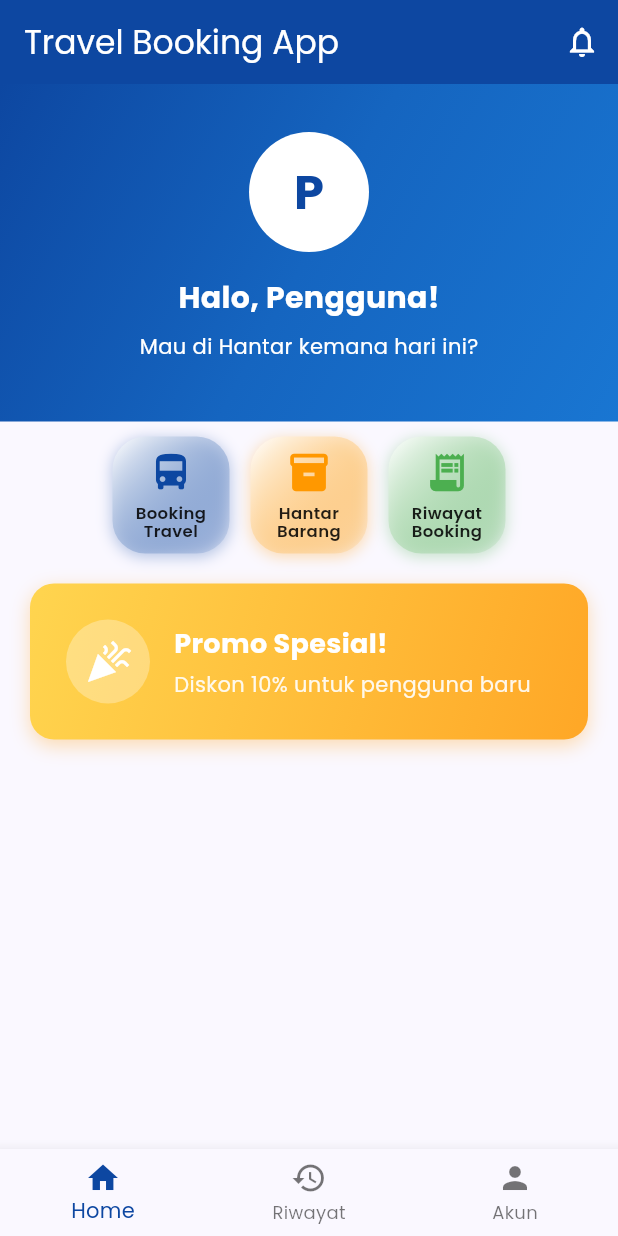
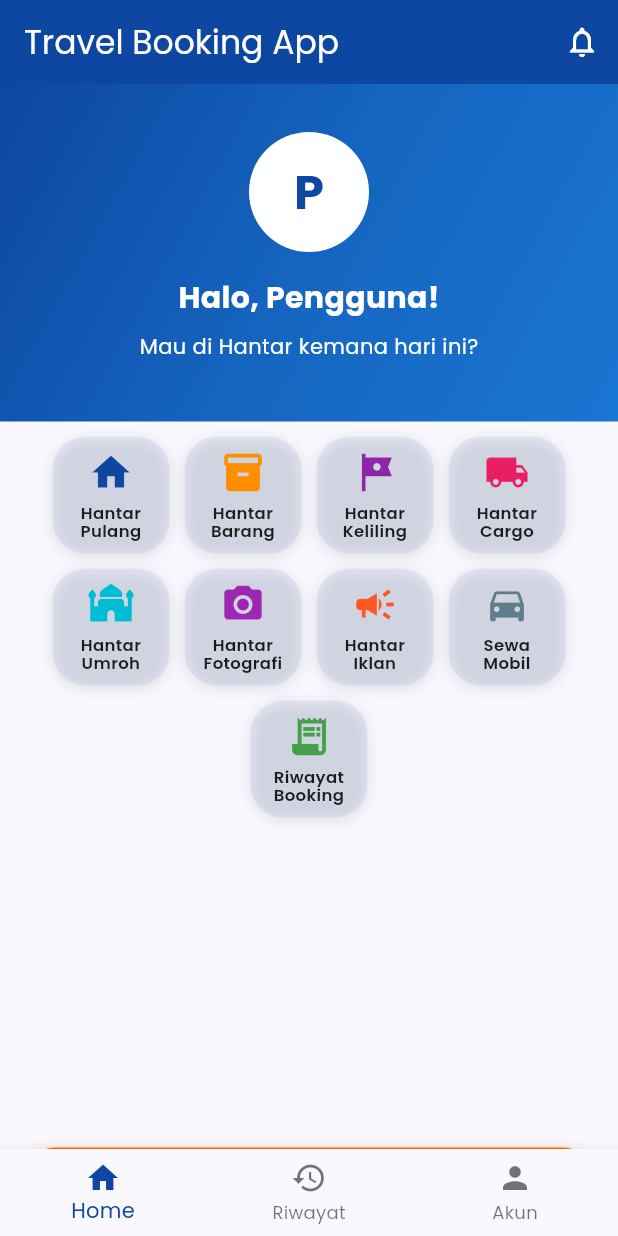
Before and after one commit to itoaidil/privacy-policy, a Flutter app: the DashboardScreen screen opened directly, on a phone screen of 412 x 824 dp. Run offline on Flutter 3.47's test engine with Material 3 defaults, Android fonts, the phone set to English and light mode, and no system bars; our stand-ins replace flutter_animate, flutter_map, flutter_typeahead, google_fonts, latlong2, webview_flutter.

Commit message:
Update dashboard menu layout: grid 4 per row with 10 menus, aligned Riwayat Booking

```diff
--- a/lib/screens/dashboard_screen.dart
+++ b/lib/screens/dashboard_screen.dart
@@ -57,18 +57,9 @@ class _DashboardScreenState extends State<DashboardScreen> {
         onTap: _onItemTapped,
         selectedItemColor: const Color(0xFF0D47A1),
         items: const [
-          BottomNavigationBarItem(
-            icon: Icon(Icons.home),
-            label: 'Home',
-          ),
-          BottomNavigationBarItem(
-            icon: Icon(Icons.history),
-            label: 'Riwayat',
-          ),
-          BottomNavigationBarItem(
-            icon: Icon(Icons.person),
-            label: 'Akun',
-          ),
+          BottomNavigationBarItem(icon: Icon(Icons.home), label: 'Home'),
+          BottomNavigationBarItem(icon: Icon(Icons.history), label: 'Riwayat'),
+          BottomNavigationBarItem(icon: Icon(Icons.person), label: 'Akun'),
         ],
       ),
     );
@@ -129,10 +120,7 @@ class DashboardContent extends StatelessWidget {
                 const SizedBox(height: 8),
                 Text(
                   'Mau di Hantar kemana hari ini?',
-                  style: GoogleFonts.poppins(
-                    fontSize: 14,
-                    color: Colors.white,
-                  ),
+                  style: GoogleFonts.poppins(fontSize: 14, color: Colors.white),
                 ),
               ],
             ),
@@ -145,16 +133,19 @@ class DashboardContent extends StatelessWidget {
               padding: const EdgeInsets.all(20.0),
               child: Column(
                 children: [
-                  // Menu Grid (3 menu dalam grid dengan ukuran 78dp)
+                  // Menu Grid (10 menu dalam grid 4 per row)
+                  Column(
+                    children: [
+                      // Row 1: 4 menu pertama
                       Row(
                         mainAxisAlignment: MainAxisAlignment.center,
                         children: [
-                      // Booking Travel
+                          // Hantar Pulang
                           _buildSquareMenuCard(
                             context: context,
-                        icon: Icons.directions_bus,
-                        title: 'Booking\nTravel',
-                        color: const Color(0xFF0D47A1),
+                            icon: Icons.home,
+                            iconColor: const Color(0xFF0D47A1),
+                            title: 'Hantar\nPulang',
                             onTap: () {
                               Navigator.push(
                                 context,
@@ -164,30 +155,142 @@ class DashboardContent extends StatelessWidget {
                               );
                             },
                           ),
-                      const SizedBox(width: 14),
-                      // Titip Barang
+                          const SizedBox(width: 10),
                           _buildSquareMenuCard(
                             context: context,
                             icon: Icons.inventory_2,
+                            iconColor: const Color(0xFFFF8F00),
                             title: 'Hantar\nBarang',
-                        color: Colors.orange,
+                            onTap: () {
+                              ScaffoldMessenger.of(context).showSnackBar(
+                                const SnackBar(
+                                  content: Text(
+                                    'Fitur Hantar Barang segera hadir!',
+                                  ),
+                                  backgroundColor: Color(0xFFFF8F00),
+                                ),
+                              );
+                            },
+                          ),
+                          const SizedBox(width: 10),
+                          _buildSquareMenuCard(
+                            context: context,
+                            icon: Icons.tour,
+                            iconColor: const Color(0xFF8E24AA),
+                            title: 'Hantar\nKeliling',
+                            onTap: () {
+                              ScaffoldMessenger.of(context).showSnackBar(
+                                const SnackBar(
+                                  content: Text(
+                                    'Fitur Hantar Keliling segera hadir!',
+                                  ),
+                                  backgroundColor: Color(0xFF8E24AA),
+                                ),
+                              );
+                            },
+                          ),
+                          const SizedBox(width: 10),
+                          _buildSquareMenuCard(
+                            context: context,
+                            icon: Icons.local_shipping,
+                            iconColor: const Color(0xFFE91E63),
+                            title: 'Hantar\nCargo',
+                            onTap: () {
+                              ScaffoldMessenger.of(context).showSnackBar(
+                                const SnackBar(
+                                  content: Text(
+                                    'Fitur Hantar Cargo segera hadir!',
+                                  ),
+                                  backgroundColor: Color(0xFFE91E63),
+                                ),
+                              );
+                            },
+                          ),
+                        ],
+                      ),
+                      const SizedBox(height: 10),
+                      // Row 2: 4 menu berikutnya
+                      Row(
+                        mainAxisAlignment: MainAxisAlignment.center,
+                        children: [
+                          _buildSquareMenuCard(
+                            context: context,
+                            icon: Icons.mosque,
+                            iconColor: const Color(0xFF00BCD4),
+                            title: 'Hantar\nUmroh',
+                            onTap: () {
+                              ScaffoldMessenger.of(context).showSnackBar(
+                                const SnackBar(
+                                  content: Text(
+                                    'Fitur Hantar Umroh segera hadir!',
+                                  ),
+                                  backgroundColor: Color(0xFF00BCD4),
+                                ),
+                              );
+                            },
+                          ),
+                          const SizedBox(width: 10),
+                          _buildSquareMenuCard(
+                            context: context,
+                            icon: Icons.camera_alt,
+                            iconColor: const Color(0xFF9C27B0),
+                            title: 'Hantar\nFotografi',
+                            onTap: () {
+                              ScaffoldMessenger.of(context).showSnackBar(
+                                const SnackBar(
+                                  content: Text(
+                                    'Fitur Hantar Fotografi segera hadir!',
+                                  ),
+                                  backgroundColor: Color(0xFF9C27B0),
+                                ),
+                              );
+                            },
+                          ),
+                          const SizedBox(width: 10),
+                          _buildSquareMenuCard(
+                            context: context,
+                            icon: Icons.campaign,
+                            iconColor: const Color(0xFFFF5722),
+                            title: 'Hantar\nIklan',
+                            onTap: () {
+                              ScaffoldMessenger.of(context).showSnackBar(
+                                const SnackBar(
+                                  content: Text(
+                                    'Fitur Hantar Iklan segera hadir!',
+                                  ),
+                                  backgroundColor: Color(0xFFFF5722),
+                                ),
+                              );
+                            },
+                          ),
+                          const SizedBox(width: 10),
+                          _buildSquareMenuCard(
+                            context: context,
+                            icon: Icons.directions_car,
+                            iconColor: const Color(0xFF607D8B),
+                            title: 'Sewa\nMobil',
                             onTap: () {
                               ScaffoldMessenger.of(context).showSnackBar(
                                 const SnackBar(
                                   content:
-                                  Text('Fitur Hantar Barang segera hadir!'),
-                              backgroundColor: Colors.orange,
+                                      Text('Fitur Sewa Mobil segera hadir!'),
+                                  backgroundColor: Color(0xFF607D8B),
                                 ),
                               );
                             },
                           ),
-                      const SizedBox(width: 14),
-                      // Riwayat Booking
+                        ],
+                      ),
+                      const SizedBox(height: 10),
+                      // Row 3: Riwayat Booking (sejajar dengan row 1 & 2)
+                      Row(
+                        mainAxisAlignment: MainAxisAlignment.center,
+                        children: [
                           _buildSquareMenuCard(
                             context: context,
                             icon: Icons.receipt_long,
+                            iconColor: const Color(0xFF43A047),
                             title: 'Riwayat\nBooking',
-                        color: Colors.green,
                             onTap: () {
                               Navigator.push(
                                 context,
@@ -198,25 +301,24 @@ class DashboardContent extends StatelessWidget {
                               );
                             },
                           ),
+                          // Placeholder untuk menu baru (bisa ditambahkan di sini)
+                        ],
+                      ),
                     ],
                   ),
 
-                  const SizedBox(height: 20),
+                  const SizedBox(height: 220),
 
-                  // Promo Banner
+                  // Promo Banner (moved to bottom) (moved to bottom)
                   Container(
                     width: double.infinity,
                     padding: const EdgeInsets.all(24),
                     decoration: BoxDecoration(
-                      gradient: LinearGradient(
-                        colors: [Colors.amber.shade300, Colors.orange.shade400],
-                        begin: Alignment.topLeft,
-                        end: Alignment.bottomRight,
-                      ),
+                      color: const Color(0xFFFF6F00),
                       borderRadius: BorderRadius.circular(16),
                       boxShadow: [
                         BoxShadow(
-                          color: Colors.orange.withOpacity(0.3),
+                          color: const Color(0xFFFF6F00).withOpacity(0.3),
                           blurRadius: 10,
                           offset: const Offset(0, 4),
                         ),
@@ -275,8 +377,8 @@ class DashboardContent extends StatelessWidget {
   Widget _buildSquareMenuCard({
     required BuildContext context,
     required IconData icon,
+    required Color iconColor,
     required String title,
-    required Color color,
     required VoidCallback onTap,
   }) {
     return InkWell(
@@ -286,18 +388,11 @@ class DashboardContent extends StatelessWidget {
         width: 78,
         height: 78,
         decoration: BoxDecoration(
-          gradient: LinearGradient(
-            colors: [
-              Colors.white,
-              color.withOpacity(0.05),
-            ],
-            begin: Alignment.topLeft,
-            end: Alignment.bottomRight,
-          ),
+          color: const Color(0xFF0D47A1).withOpacity(0.08),
           borderRadius: BorderRadius.circular(22),
           boxShadow: [
             BoxShadow(
-              color: color.withOpacity(0.3),
+              color: Colors.black.withOpacity(0.1),
               blurRadius: 8,
               offset: const Offset(0, 2),
             ),
@@ -306,11 +401,7 @@ class DashboardContent extends StatelessWidget {
         child: Column(
           mainAxisAlignment: MainAxisAlignment.center,
           children: [
-            Icon(
-              icon,
-              size: 30,
-              color: color,
-            ),
+            Icon(icon, size: 30, color: iconColor),
             const SizedBox(height: 6),
             Text(
               title,
```
Lines whose indentation alone changed are shown as unchanged.
